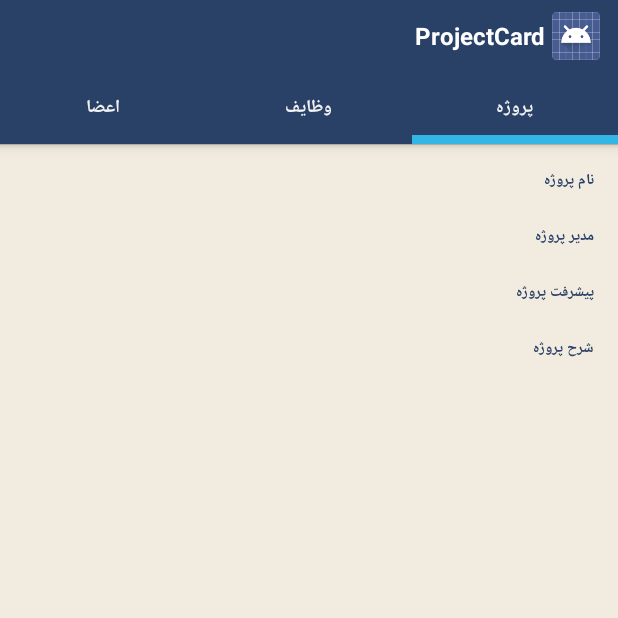
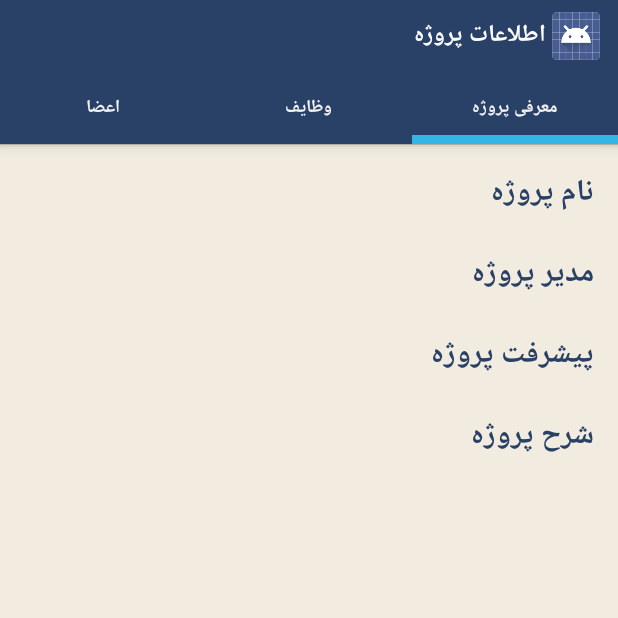
Before and after one commit to sa-matiny/Panta, an Android app: the PCardMainFragment screen opened directly, with no data from a screen before it, on a phone screen of 412 x 824 dp, the top half of it. Run offline under Robolectric (Android 15) with nearby library versions, the phone set to English and light mode, and no system bars.

Commit message:
procard main

```diff
--- a/app/src/main/AndroidManifest.xml
+++ b/app/src/main/AndroidManifest.xml
@@ -48,14 +48,11 @@
                 <category android:name="android.intent.category.LAUNCHER" />
             </intent-filter>
 
-
-
         </activity>
         <activity
             android:name=".ProjectCard"
             android:label="@string/title_activity_project_card"
             android:theme="@style/App">
-
         </activity>
     </application>
 
--- a/app/src/main/java/com/iust/panta/PCardMainFragment.java
+++ b/app/src/main/java/com/iust/panta/PCardMainFragment.java
@@ -5,8 +5,15 @@ import android.support.v4.app.Fragment;
 import android.view.LayoutInflater;
 import android.view.View;
 import android.view.ViewGroup;
+import android.widget.TextView;
 
 public class PCardMainFragment extends Fragment {
+
+
+    private TextView mProName;
+    private TextView mProManager;
+    private TextView mProProgress;
+    private TextView mProInfo;
 
     @Override
     public View onCreateView(LayoutInflater inflater, ViewGroup container,
@@ -14,6 +21,12 @@ public class PCardMainFragment extends Fragment {
 
         View rootView = inflater.inflate(R.layout.fragment_pcard_main_fragment, container, false);
 
+        mProName = (TextView) rootView.findViewById(R.id.pro_name);
+        mProManager = (TextView) rootView.findViewById(R.id.pro_manager);
+        mProProgress = (TextView) rootView.findViewById(R.id.pro_progress);
+        mProInfo = (TextView) rootView.findViewById(R.id.pro_info);
+
         return rootView;
     }
+
 }
--- a/app/src/main/java/com/iust/panta/ProjectCard.java
+++ b/app/src/main/java/com/iust/panta/ProjectCard.java
@@ -17,7 +17,7 @@ public class  ProjectCard extends FragmentActivity implements
     private TabsPagerAdapter mAdapter;
     private ActionBar actionBar;
     // Tab titles
-    private String[] tabs = { "پروژه", "وظایف", "اعضا" };
+    private String[] tabs = { "معرفی پروژه", "وظایف", "اعضا" };
 
     @Override
     protected void onCreate(Bundle savedInstanceState) {
--- a/app/src/main/res/layout/fragment_pcard_main_fragment.xml
+++ b/app/src/main/res/layout/fragment_pcard_main_fragment.xml
@@ -16,7 +16,7 @@
     <TextView
         android:layout_width="wrap_content"
         android:layout_height="wrap_content"
-        android:textAppearance="@dimen/label"
+        android:textSize="@dimen/font"
         android:text="@string/project_name"
         android:id="@+id/label1"
         android:textColor="@color/text1"
@@ -28,17 +28,18 @@
     <TextView
         android:layout_width="wrap_content"
         android:layout_height="wrap_content"
-        android:textAppearance="@dimen/label"
+        android:textSize="@dimen/font"
         android:id="@+id/pro_name"
         android:layout_gravity="right"
         android:layout_alignBottom="@+id/label1"
         android:layout_toLeftOf="@+id/label1"
-        android:layout_toStartOf="@+id/label1" />
+        android:layout_toStartOf="@+id/label1"
+        android:layout_marginRight="50dp" />
 
     <TextView
         android:layout_width="wrap_content"
         android:layout_height="wrap_content"
-        android:textAppearance="@dimen/label"
+        android:textSize="@dimen/font"
         android:text="@string/project_manager"
         android:id="@+id/label2"
         android:textColor="@color/text1"
@@ -50,16 +51,17 @@
     <TextView
         android:layout_width="wrap_content"
         android:layout_height="wrap_content"
-        android:textAppearance="@dimen/label"
+        android:textSize="@dimen/font"
         android:id="@+id/pro_manager"
         android:layout_alignBottom="@+id/label2"
         android:layout_toLeftOf="@+id/label2"
-        android:layout_toStartOf="@+id/label2" />
+        android:layout_toStartOf="@+id/label2"
+        android:layout_marginRight="50dp"/>
 
     <TextView
         android:layout_width="wrap_content"
         android:layout_height="wrap_content"
-        android:textAppearance="@dimen/label"
+        android:textSize="@dimen/font"
         android:text="@string/project_progress"
         android:id="@+id/label3"
         android:layout_below="@+id/label2"
@@ -71,16 +73,17 @@
     <TextView
         android:layout_width="wrap_content"
         android:layout_height="wrap_content"
-        android:textAppearance="@dimen/label"
+        android:textSize="@dimen/font"
         android:id="@+id/pro_progress"
         android:layout_alignBottom="@+id/label3"
         android:layout_toLeftOf="@+id/label3"
-        android:layout_toStartOf="@+id/label3" />
+        android:layout_toStartOf="@+id/label3"
+        android:layout_marginRight="50dp"/>
 
     <TextView
         android:layout_width="wrap_content"
         android:layout_height="wrap_content"
-        android:textAppearance="@dimen/label"
+        android:textSize="@dimen/font"
         android:text="@string/project_info"
         android:id="@+id/label4"
         android:layout_below="@+id/label3"
@@ -92,10 +95,11 @@
     <TextView
         android:layout_width="wrap_content"
         android:layout_height="wrap_content"
-        android:textAppearance="@dimen/label"
+        android:textSize="@dimen/font"
         android:id="@+id/pro_info"
         android:layout_below="@+id/label4"
         android:layout_alignParentRight="true"
-        android:layout_marginTop="10dp" />
+        android:layout_marginTop="10dp"
+        android:layout_marginRight="50dp"/>
 
 </RelativeLayout>
--- a/app/src/main/res/values-sw600dp/dimens.xml
+++ b/app/src/main/res/values-sw600dp/dimens.xml
@@ -6,5 +6,4 @@
     <dimen name="button_height">63dp</dimen>
     <dimen name="edittext_width">450dp</dimen>
     <dimen name="font">25sp</dimen>
-    <dimen name="label">?android:attr/textAppearanceLarge</dimen>
     </resources>
--- a/app/src/main/res/values/dimens.xml
+++ b/app/src/main/res/values/dimens.xml
@@ -6,5 +6,4 @@
     <dimen name="button_height">50dp</dimen>
     <dimen name="edittext_width">280dp</dimen>
     <dimen name="font">20sp</dimen>
-    <dimen name="label">?android:attr/textAppearanceMedium</dimen>
 </resources>
--- a/app/src/main/res/values/strings.xml
+++ b/app/src/main/res/values/strings.xml
@@ -7,6 +7,6 @@
     <string name="title_activity_login">Login</string>
     <string name="signup">ثبت نام</string>
     <string name="signin">ورود</string>
-    <string name="title_activity_project_card">ProjectCard</string>
+    <string name="title_activity_project_card">اطلاعات پروژه</string>
 
 </resources>
```
